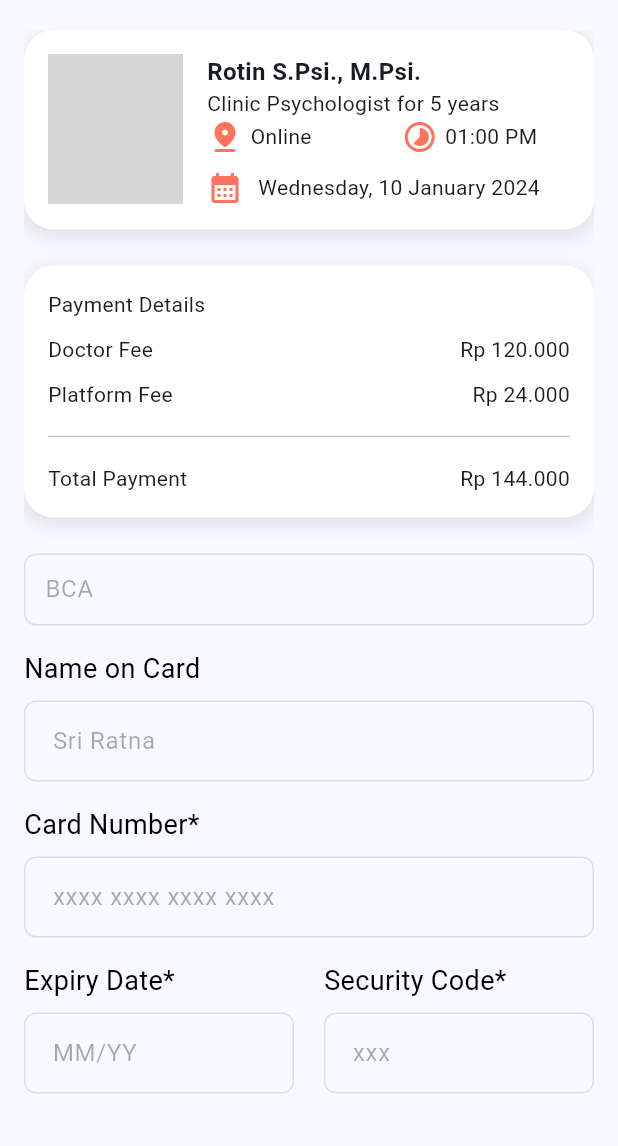
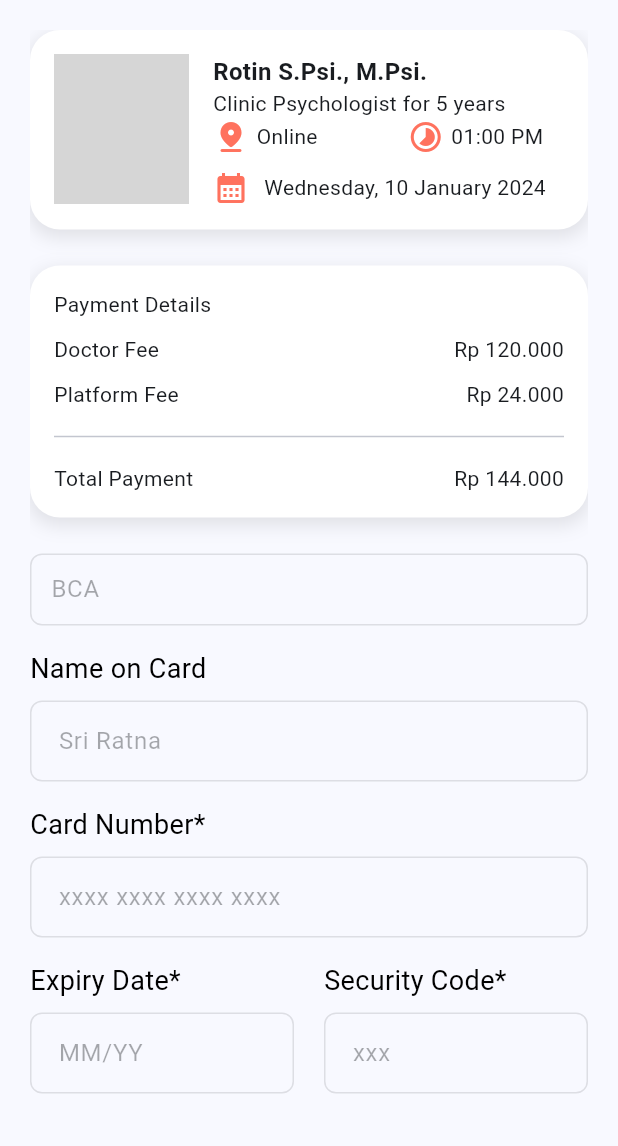
Before and after one commit to buddy-blues/Frontend-User, a Flutter app: the ConfirmPaymentPage screen opened by its route, on a phone screen of 412 x 824 dp, the part 90-1236 px from its top. Run offline on Flutter 3.47's test engine with Material 3 defaults, Android fonts, the light colour scheme and no system bars; our stand-ins replace dots_indicator, firebase_core, google_fonts, percent_indicator; missing offline and left inert: iconify_flutter; accounts and stored records are empty; network calls fail; grey boxes are pictures that could not be loaded.

Commit message:
fix some overflow

```diff
--- a/lib/screens/conselling/page/confirm_payment_page.dart
+++ b/lib/screens/conselling/page/confirm_payment_page.dart
@@ -16,10 +16,9 @@ class ConfirmPaymentPage extends StatelessWidget {
         child: BasicAppbar(title: "Consultation"),
       ),
       body: Padding(
-        padding: const EdgeInsets.symmetric(horizontal: 16, vertical: 20),
-        child: ListView(
-          children: [
-            Column(
+        padding: const EdgeInsets.all(20),
+        child: SingleChildScrollView(
+          child: Column(
             children: [
               const PaymentDetailExpert(),
               const SizedBox(height: 24),
@@ -83,8 +82,7 @@ class ConfirmPaymentPage extends StatelessWidget {
                 isEnabled: true,
               )
             ],
-            )
-          ],
+          ),
         ),
       ),
     );
--- a/lib/screens/conselling/page/conselling_page.dart
+++ b/lib/screens/conselling/page/conselling_page.dart
@@ -19,6 +19,7 @@ class ConsellingPage extends StatelessWidget {
         child: Column(
           children: [
             const SearchBarWidget(),
+            const SizedBox(height: 20),
             Expanded(
               child: ListView.builder(
                   itemCount: 5,
@@ -26,7 +27,8 @@ class ConsellingPage extends StatelessWidget {
                     return Padding(
                       padding: const EdgeInsets.only(bottom: 10),
                       child: ListtExpertWidget(
-                        btnTitle: 'See Detail', btnColor: ThemeColor().bluePrimary200,
+                        btnTitle: 'See Detail',
+                        btnColor: ThemeColor().bluePrimary200,
                       ),
                     );
                   }),
--- a/lib/screens/forum/page/post_forum_page.dart
+++ b/lib/screens/forum/page/post_forum_page.dart
@@ -16,6 +16,7 @@ class PostForumPage extends StatelessWidget {
       ),
       body: Padding(
         padding: const EdgeInsets.symmetric(horizontal: 21, vertical: 28),
+        child: SingleChildScrollView(
           child: Column(
             children: [
               ListTile(
@@ -31,6 +32,7 @@ class PostForumPage extends StatelessWidget {
               ),
               Padding(
                 padding: const EdgeInsets.symmetric(vertical: 20),
+                child: SingleChildScrollView(
                   child: TextField(
                     maxLines: 6,
                     decoration: InputDecoration(
@@ -43,6 +45,7 @@ class PostForumPage extends StatelessWidget {
                     ),
                   ),
                 ),
+              ),
               MainButtonWidget(
                 title: "Post",
                 onPressed: () {},
@@ -51,6 +54,7 @@ class PostForumPage extends StatelessWidget {
             ],
           ),
         ),
+      ),
     );
   }
 }
--- a/lib/screens/history/page/history_page.dart
+++ b/lib/screens/history/page/history_page.dart
@@ -10,8 +10,7 @@ class HistoryPage extends StatelessWidget {
 
   @override
   Widget build(BuildContext context) {
-    final int indexTapbar =
-        ModalRoute.of(context)!.settings.arguments as int;
+    final int indexTapbar = ModalRoute.of(context)!.settings.arguments as int;
 
     return DefaultTabController(
       initialIndex: indexTapbar,
--- a/lib/screens/home/widget/article_menu_widget.dart
+++ b/lib/screens/home/widget/article_menu_widget.dart
@@ -35,8 +35,8 @@ class CardArticleWidget extends StatelessWidget {
   @override
   Widget build(BuildContext context) {
     return Container(
+      padding: const EdgeInsets.only(bottom: 10),
       width: (MediaQuery.of(context).size.width - 60) / 2,
-      height: 148,
       decoration: BoxDecoration(
         border: Border.all(color: ThemeColor().grey2),
         borderRadius: BorderRadius.circular(10),
--- a/lib/screens/home/widget/current_modul_widget.dart
+++ b/lib/screens/home/widget/current_modul_widget.dart
@@ -10,7 +10,7 @@ class CurrentModuleWidget extends StatelessWidget {
   Widget build(BuildContext context) {
     return Container(
       width: double.infinity,
-      height: 250,
+      padding: const EdgeInsets.only(bottom: 10),
       decoration: BoxDecoration(
         border: Border.all(color: ThemeColor().grey2),
         borderRadius: BorderRadius.circular(10),
@@ -48,7 +48,7 @@ class CurrentModuleWidget extends StatelessWidget {
                   const SizedBox(height: 16),
                   LinearPercentIndicator(
                     barRadius: const Radius.circular(30),
-                    width: 330,
+                    width: MediaQuery.of(context).size.width - 60,
                     lineHeight: 20,
                     percent: 0.5,
                     backgroundColor: ThemeColor().secondary100,
--- a/lib/screens/home/widget/today_article_widget.dart
+++ b/lib/screens/home/widget/today_article_widget.dart
@@ -8,8 +8,7 @@ class TodayArticleWidget extends StatelessWidget {
   @override
   Widget build(BuildContext context) {
     return Container(
-      padding: const EdgeInsets.only(top: 17, left: 17, right: 17),
-      height: 90,
+      padding: const EdgeInsets.all(17),
       width: double.infinity,
       decoration: BoxDecoration(
           color: ThemeColor().bluePrimary50,
--- a/lib/screens/mood_respon/mood_respon_page.dart
+++ b/lib/screens/mood_respon/mood_respon_page.dart
@@ -31,7 +31,9 @@ class MoodResponPage extends StatelessWidget {
     return Scaffold(
       body: Padding(
         padding: const EdgeInsets.only(left: 39, right: 39, top: 82),
-        child: Column(
+        child: ListView(
+          children: [
+            Column(
               children: [
                 Text(
                   "Thank you for telling us!",
@@ -45,6 +47,8 @@ class MoodResponPage extends StatelessWidget {
                   style: ThemeText().robotoMedium20,
                   textAlign: TextAlign.center,
                 )
+              ],
+            ),
           ],
         ),
       ),
--- a/lib/screens/profile/profile_page.dart
+++ b/lib/screens/profile/profile_page.dart
@@ -56,7 +56,7 @@ class _ProfilePageState extends State<ProfilePage> {
               MainButtonWidget(
                 title: "See History",
                 onPressed: () {
-                  Navigator.pushNamed(context, '/history');
+                  Navigator.pushNamed(context, '/history', arguments: 0);
                 },
                 isEnabled: true,
               )
--- a/lib/screens/todolist/add_todolist_page.dart
+++ b/lib/screens/todolist/add_todolist_page.dart
@@ -34,6 +34,7 @@ class _AddTodolistPageState extends State<AddTodolistPage> {
       ),
       body: Padding(
         padding: const EdgeInsets.all(20),
+        child: SingleChildScrollView(
           child: Column(
             children: [
               const TextfieldWidget(
@@ -127,6 +128,7 @@ class _AddTodolistPageState extends State<AddTodolistPage> {
             ],
           ),
         ),
+      ),
     );
   }
 }
```
Also changed, not shown: lib/screens/conselling/page/payment_method_page.dart (+8 -4 lines), lib/screens/login-register/page/login_page.dart (+10 -2 lines), lib/screens/login-register/page/register_page.dart (+13 -3 lines), 11 other files. Lines whose indentation alone changed are shown as unchanged.
